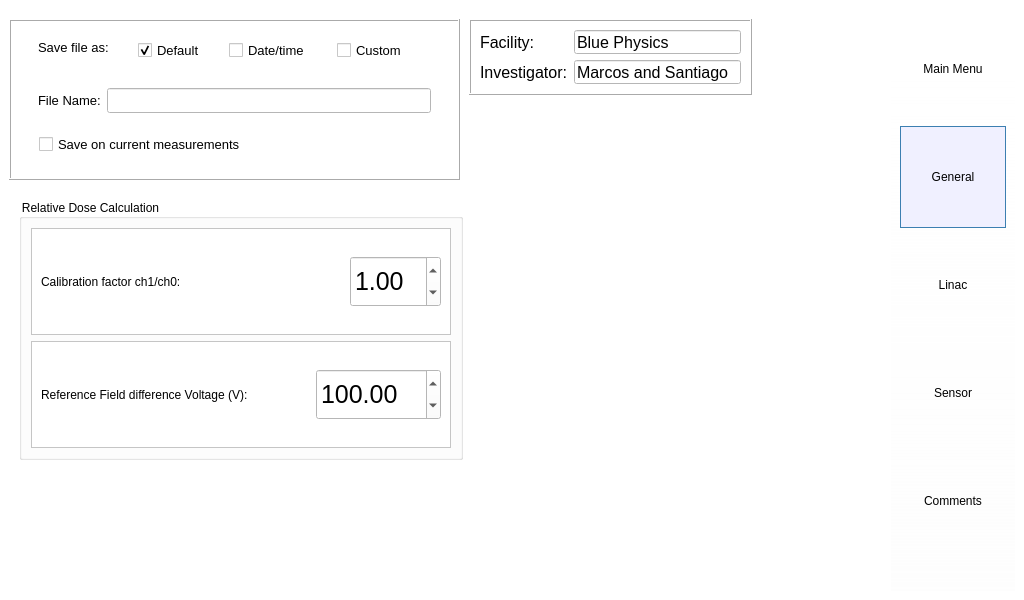
Old version of the form metadatagui2.ui in the repository mfeijoo/BluePhysicsmodel82.
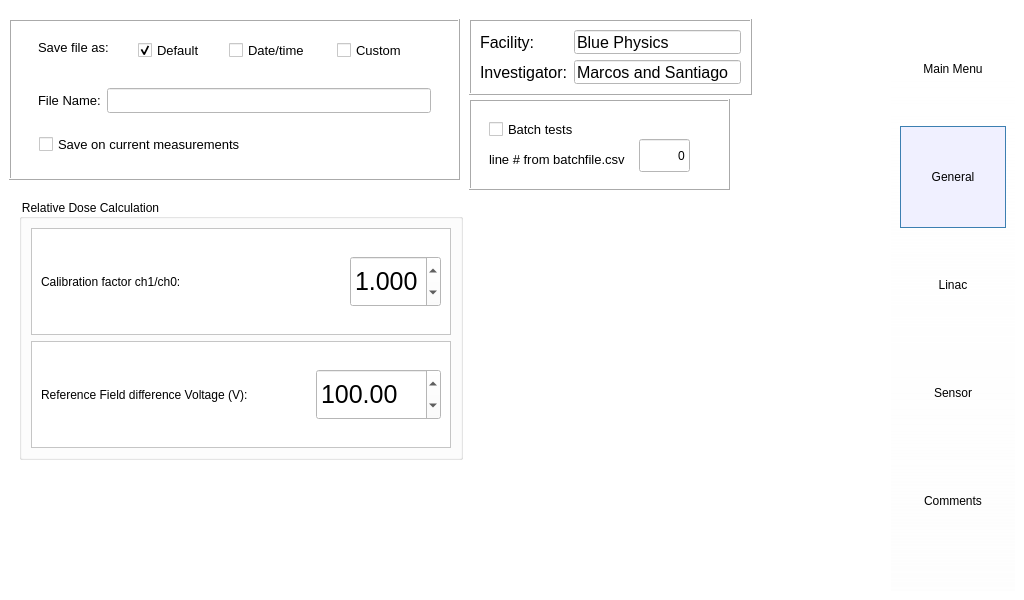
New version of the form. Icons and pictures are not drawn.

Commit message: batch file test completed and working

What changed in the file:
```diff
--- a/metadatagui2.ui
+++ b/metadatagui2.ui
@@ -367,6 +367,9 @@
                 <pointsize>19</pointsize>
                </font>
               </property>
+              <property name="decimals">
+               <number>3</number>
+              </property>
               <property name="maximum">
                <double>3.000000000000000</double>
               </property>
@@ -432,6 +435,83 @@
          </item>
         </layout>
        </widget>
+       <widget class="QFrame" name="frame_14">
+        <property name="geometry">
+         <rect>
+          <x>460</x>
+          <y>90</y>
+          <width>261</width>
+          <height>91</height>
+         </rect>
+        </property>
+        <property name="frameShape">
+         <enum>QFrame::Box</enum>
+        </property>
+        <property name="frameShadow">
+         <enum>QFrame::Raised</enum>
+        </property>
+        <widget class="QCheckBox" name="cbbatchfile">
+         <property name="geometry">
+          <rect>
+           <x>20</x>
+           <y>10</y>
+           <width>131</width>
+           <height>41</height>
+          </rect>
+         </property>
+         <property name="font">
+          <font>
+           <pointsize>10</pointsize>
+          </font>
+         </property>
+         <property name="text">
+          <string>Batch tests</string>
+         </property>
+         <property name="checked">
+          <bool>false</bool>
+         </property>
+         <property name="autoRepeat">
+          <bool>false</bool>
+         </property>
+         <property name="autoExclusive">
+          <bool>true</bool>
+         </property>
+        </widget>
+        <widget class="QLabel" name="label_3">
+         <property name="geometry">
+          <rect>
+           <x>20</x>
+           <y>50</y>
+           <width>151</width>
+           <height>21</height>
+          </rect>
+         </property>
+         <property name="font">
+          <font>
+           <pointsize>10</pointsize>
+          </font>
+         </property>
+         <property name="text">
+          <string>line # from batchfile.csv</string>
+         </property>
+        </widget>
+        <widget class="QLineEdit" name="batchfilelinenumb">
+         <property name="geometry">
+          <rect>
+           <x>170</x>
+           <y>40</y>
+           <width>51</width>
+           <height>33</height>
+          </rect>
+         </property>
+         <property name="text">
+          <string>0</string>
+         </property>
+         <property name="alignment">
+          <set>Qt::AlignRight|Qt::AlignTrailing|Qt::AlignVCenter</set>
+         </property>
+        </widget>
+       </widget>
       </widget>
       <widget class="QWidget" name="pagelinac">
        <layout class="QGridLayout" name="gridLayout_4">
```
Left out of the diff: 25 changed lines with no effect on the pictures. The commit also changes 2 other files.
